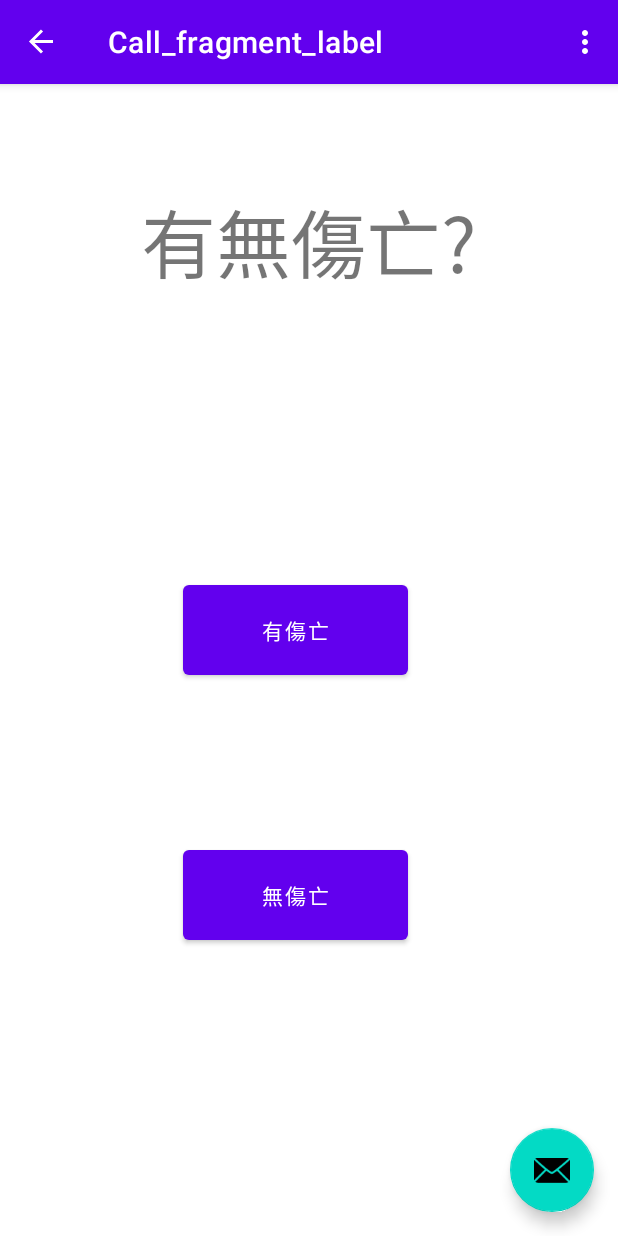
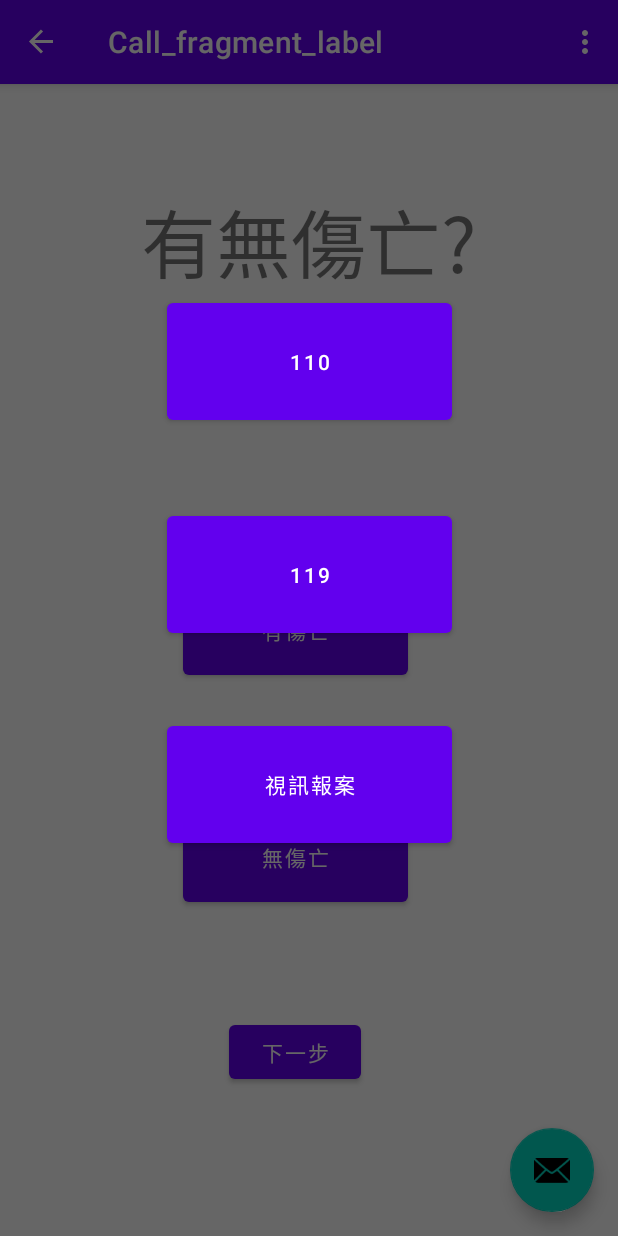
Before and after one commit to C109118205/CarGuide, an Android app: the CallFragment screen opened through its navigation route, after a tap on "有傷亡", on a phone screen of 412 x 824 dp. Run offline under Robolectric (Android 15) with nearby library versions, the light colour scheme and no system bars; our stand-ins replace navigation-ui.

Commit message:
update CallFragment Add call phone option

```diff
--- a/app/src/main/AndroidManifest.xml
+++ b/app/src/main/AndroidManifest.xml
@@ -46,7 +46,7 @@
 
             <meta-data
                 android:name="android.app.lib_name"
-                android:value="" />
+                android:value="AIzaSyASPsy3QstZyHSvrKCoXeFw0uLVp5t8-cY" />
 
 
         </activity>
--- a/app/src/main/java/com/example/carguide/CallFragment.java
+++ b/app/src/main/java/com/example/carguide/CallFragment.java
@@ -1,7 +1,13 @@
 package com.example.carguide;
 
+import static android.graphics.Color.TRANSPARENT;
+
+import android.app.AlertDialog;
+import android.app.Dialog;
+import android.content.DialogInterface;
 import android.content.Intent;
 import android.content.pm.PackageManager;
+import android.graphics.drawable.ColorDrawable;
 import android.net.Uri;
 import android.os.Bundle;
 
@@ -13,6 +19,9 @@ import android.provider.Settings;
 import android.view.LayoutInflater;
 import android.view.View;
 import android.view.ViewGroup;
+import android.view.Window;
+import android.widget.Button;
+import android.widget.Toast;
 
 import com.example.carguide.databinding.FragmentCallBinding;
 
@@ -33,6 +42,40 @@ public class CallFragment extends Fragment {
             @Override
             public void onClick(View view) {
 
+                final Dialog alertDialog = new Dialog(getActivity());
+                alertDialog.requestWindowFeature(Window.FEATURE_NO_TITLE);
+                alertDialog.setContentView(R.layout.call_dialog);
+                alertDialog.getWindow().setBackgroundDrawable(new ColorDrawable(TRANSPARENT));
+                alertDialog.show();
+
+                Button cell_110 = (Button) alertDialog.findViewById(R.id.cell_110);
+                Button cell_119 = (Button) alertDialog.findViewById(R.id.cell_119);
+                Button video_call = (Button) alertDialog.findViewById(R.id.video_call);
+
+                cell_110.setOnClickListener(new View.OnClickListener() {
+                    @Override
+                    public void onClick(View view) {
+                        Intent intent = new Intent(Intent.ACTION_DIAL);
+                        intent.setData(Uri.parse("tel:0123456789"));
+                        startActivity(intent);
+
+                        Toast.makeText(getActivity(), "cell_110", Toast.LENGTH_SHORT).show();
+                    }
+                });
+                cell_119.setOnClickListener(new View.OnClickListener() {
+                    @Override
+                    public void onClick(View view) {
+                        Intent intent = new Intent(Intent.ACTION_DIAL);
+                        intent.setData(Uri.parse("tel:0123456789"));
+                        startActivity(intent);
+
+                        Toast.makeText(getActivity(), "cell_119", Toast.LENGTH_SHORT).show();
+                    }
+                });
+                video_call.setOnClickListener(new View.OnClickListener() {
+                    @Override
+                    public void onClick(View view) {
+
                         Intent launchIntent = getActivity().getPackageManager().getLaunchIntentForPackage("tw.gov.npa.videocall");
                         if (launchIntent != null){
                             startActivity( launchIntent );
@@ -41,10 +84,54 @@ public class CallFragment extends Fragment {
                             Intent intent = new Intent( Intent.ACTION_VIEW, uri );
                             startActivity( intent );
                         }
+                        Toast.makeText(getActivity(), "video_call", Toast.LENGTH_SHORT).show();
+                    }
+                });
 
             }
         });
         binding.buttonNohunt.setOnClickListener(new View.OnClickListener() {
+            @Override
+            public void onClick(View view) {
+
+                final Dialog alertDialog = new Dialog(getActivity());
+                alertDialog.requestWindowFeature(Window.FEATURE_NO_TITLE);
+                alertDialog.setContentView(R.layout.call_dialog_nohunt);
+                alertDialog.getWindow().setBackgroundDrawable(new ColorDrawable(TRANSPARENT));
+                alertDialog.show();
+
+                Button cell_110 = (Button) alertDialog.findViewById(R.id.cell_110);
+                Button video_call = (Button) alertDialog.findViewById(R.id.video_call);
+
+                cell_110.setOnClickListener(new View.OnClickListener() {
+                    @Override
+                    public void onClick(View view) {
+                        Intent intent = new Intent(Intent.ACTION_DIAL);
+                        intent.setData(Uri.parse("tel:0123456789"));
+                        startActivity(intent);
+
+                        Toast.makeText(getActivity(), "cell_110", Toast.LENGTH_SHORT).show();
+                    }
+                });
+
+                video_call.setOnClickListener(new View.OnClickListener() {
+                    @Override
+                    public void onClick(View view) {
+
+                        Intent launchIntent = getActivity().getPackageManager().getLaunchIntentForPackage("tw.gov.npa.videocall");
+                        if (launchIntent != null){
+                            startActivity( launchIntent );
+                        }else{
+                            Uri uri = Uri.parse( "market://details?id=" + "tw.gov.npa.videocall" );
+                            Intent intent = new Intent( Intent.ACTION_VIEW, uri );
+                            startActivity( intent );
+                        }
+                        Toast.makeText(getActivity(), "video_call", Toast.LENGTH_SHORT).show();
+                    }
+                });
+            }
+        });
+        binding.next.setOnClickListener(new View.OnClickListener() {
             @Override
             public void onClick(View view) {
                 NavHostFragment.findNavController(CallFragment.this)
--- /dev/null
+++ b/app/src/main/res/layout/call_dialog.xml
@@ -0,0 +1,59 @@
+<RelativeLayout xmlns:android="http://schemas.android.com/apk/res/android"
+    xmlns:app="http://schemas.android.com/apk/res-auto"
+    xmlns:tools="http://schemas.android.com/tools"
+    android:id="@+id/tabLayout"
+    android:layout_width="match_parent"
+    android:layout_height="match_parent"
+    android:background="@android:color/transparent"
+    android:gravity="bottom">
+
+
+    <androidx.constraintlayout.widget.ConstraintLayout
+        android:layout_width="match_parent"
+        android:layout_height="match_parent">
+
+        <Button
+            android:id="@+id/cell_110"
+            android:layout_width="190dp"
+            android:layout_height="90dp"
+            android:layout_marginStart="10dp"
+            android:layout_marginTop="196dp"
+            android:layout_marginEnd="10dp"
+            android:text="@string/call_110"
+            app:layout_constraintEnd_toEndOf="parent"
+            app:layout_constraintHorizontal_bias="0.502"
+            app:layout_constraintStart_toStartOf="parent"
+            app:layout_constraintTop_toTopOf="parent" />
+
+        <Button
+            android:id="@+id/cell_119"
+            android:layout_width="190dp"
+            android:layout_height="90dp"
+            android:layout_marginStart="10dp"
+            android:layout_marginTop="52dp"
+            android:layout_marginEnd="10dp"
+            android:text="@string/call_119"
+            app:layout_constraintEnd_toEndOf="parent"
+            app:layout_constraintHorizontal_bias="0.502"
+            app:layout_constraintStart_toStartOf="parent"
+            app:layout_constraintTop_toBottomOf="@+id/cell_110" />
+
+        <Button
+            android:id="@+id/video_call"
+            android:layout_width="190dp"
+            android:layout_height="90dp"
+            android:layout_marginStart="10dp"
+            android:layout_marginTop="50dp"
+            android:layout_marginEnd="10dp"
+            android:layout_marginBottom="130dp"
+            android:text="@string/video_call"
+            app:layout_constraintBottom_toBottomOf="parent"
+            app:layout_constraintEnd_toEndOf="parent"
+            app:layout_constraintHorizontal_bias="0.502"
+            app:layout_constraintStart_toStartOf="parent"
+            app:layout_constraintTop_toBottomOf="@+id/cell_119"
+            app:layout_constraintVertical_bias="0.0" />
+
+    </androidx.constraintlayout.widget.ConstraintLayout>
+
+</RelativeLayout>
--- a/app/src/main/res/layout/fragment_call.xml
+++ b/app/src/main/res/layout/fragment_call.xml
@@ -84,7 +84,22 @@
                     app:layout_constraintHorizontal_bias="1.0"
                     app:layout_constraintStart_toStartOf="parent"
                     app:layout_constraintTop_toBottomOf="@+id/button_Yeshurt"
-                    app:layout_constraintVertical_bias="0.302" />
+                    app:layout_constraintVertical_bias="0.203" />
+
+                <Button
+                    android:id="@+id/next"
+                    android:layout_width="wrap_content"
+                    android:layout_height="wrap_content"
+                    android:layout_marginStart="10dp"
+                    android:layout_marginTop="56dp"
+                    android:layout_marginEnd="120dp"
+                    android:text="@string/next_call"
+                    app:layout_constraintBottom_toBottomOf="parent"
+                    app:layout_constraintEnd_toEndOf="parent"
+                    app:layout_constraintHorizontal_bias="0.735"
+                    app:layout_constraintStart_toStartOf="parent"
+                    app:layout_constraintTop_toBottomOf="@+id/button_Nohunt"
+                    app:layout_constraintVertical_bias="0.0" />
 
             </androidx.constraintlayout.widget.ConstraintLayout>
         </LinearLayout>
--- a/app/src/main/res/values/strings.xml
+++ b/app/src/main/res/values/strings.xml
@@ -22,4 +22,8 @@
     <string name="strike3">拍攝車後方</string>
     <string name="strike4">拍攝車左方</string>
     <string name="strike5">拍攝車右方</string>
+    <string name="video_call">視訊報案</string>
+    <string name="call_119">119</string>
+    <string name="call_110">110</string>
+    <string name="next_call">下一步</string>
 </resources>
```
Also changed, not shown: app/src/main/res/layout/call_dialog_nohunt.xml (added, +47 -0 lines). Lines whose indentation alone changed are shown as unchanged.
